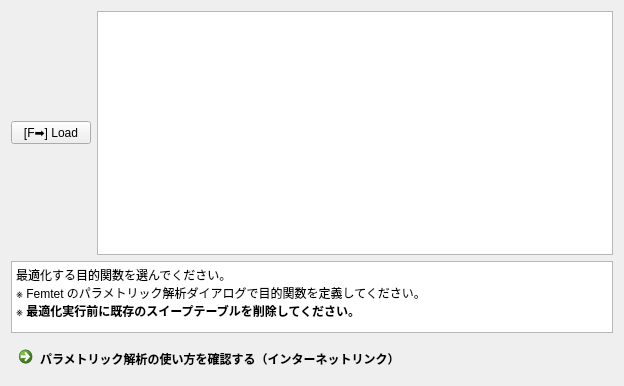
Old version of the form pyfemtet_opt_gui_2/ui/WizardPage_obj.ui in the repository pyfemtet/pyfemtet-opt-gui.
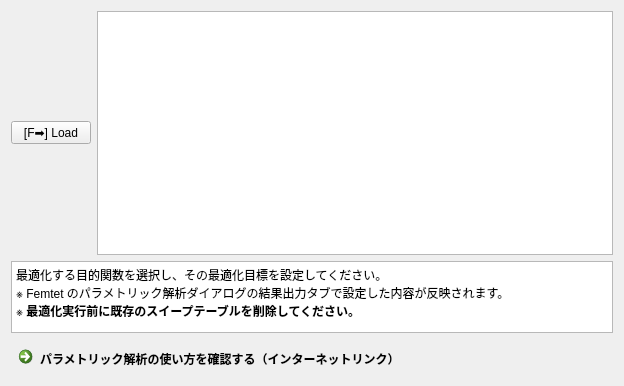
New version of the form.

The edit to the form file:
```diff
--- a/pyfemtet_opt_gui_2/ui/WizardPage_obj.ui
+++ b/pyfemtet_opt_gui_2/ui/WizardPage_obj.ui
@@ -68,8 +68,8 @@
 li.unchecked::marker { content: &quot;\2610&quot;; }
 li.checked::marker { content: &quot;\2612&quot;; }
 &lt;/style&gt;&lt;/head&gt;&lt;body style=&quot; font-family:'Yu Gothic UI'; font-size:9pt; font-weight:400; font-style:normal;&quot;&gt;
-&lt;p style=&quot; margin-top:0px; margin-bottom:0px; margin-left:0px; margin-right:0px; -qt-block-indent:0; text-indent:0px;&quot;&gt;最適化する目的関数を選んでください。&lt;/p&gt;
-&lt;p style=&quot; margin-top:0px; margin-bottom:0px; margin-left:0px; margin-right:0px; -qt-block-indent:0; text-indent:0px;&quot;&gt;※ Femtet のパラメトリック解析ダイアログで目的関数を定義してください。&lt;/p&gt;
+&lt;p style=&quot; margin-top:0px; margin-bottom:0px; margin-left:0px; margin-right:0px; -qt-block-indent:0; text-indent:0px;&quot;&gt;最適化する目的関数を選択し、その最適化目標を設定してください。&lt;/p&gt;
+&lt;p style=&quot; margin-top:0px; margin-bottom:0px; margin-left:0px; margin-right:0px; -qt-block-indent:0; text-indent:0px;&quot;&gt;※ Femtet のパラメトリック解析ダイアログの結果出力タブで設定した内容が反映されます。&lt;/p&gt;
 &lt;p style=&quot; margin-top:0px; margin-bottom:0px; margin-left:0px; margin-right:0px; -qt-block-indent:0; text-indent:0px;&quot;&gt;※ &lt;span style=&quot; font-weight:700;&quot;&gt;最適化実行前に既存のスイープテーブルを削除してください。&lt;/span&gt;&lt;/p&gt;&lt;/body&gt;&lt;/html&gt;</string>
      </property>
     </widget>
```
